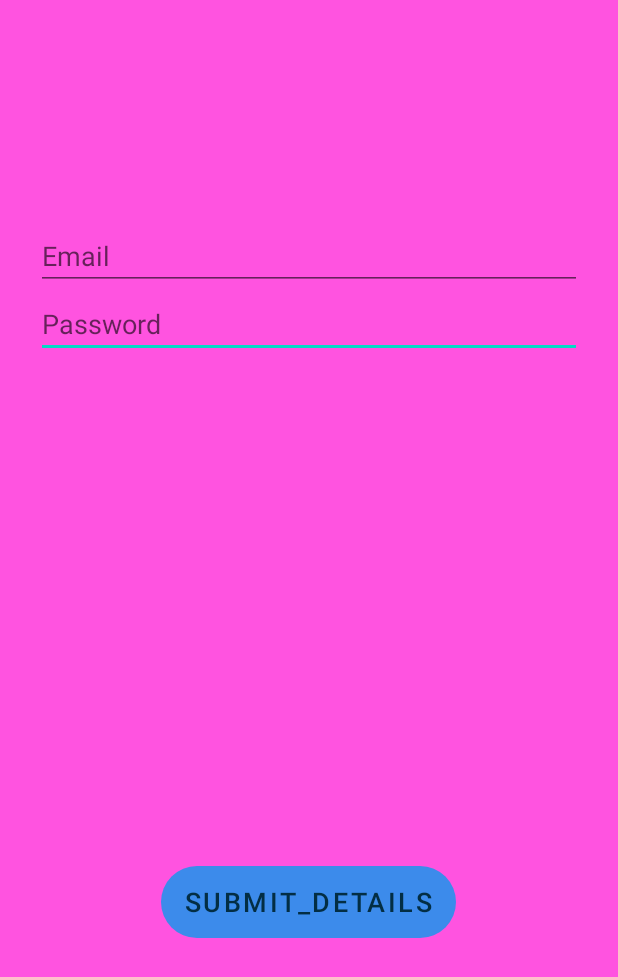
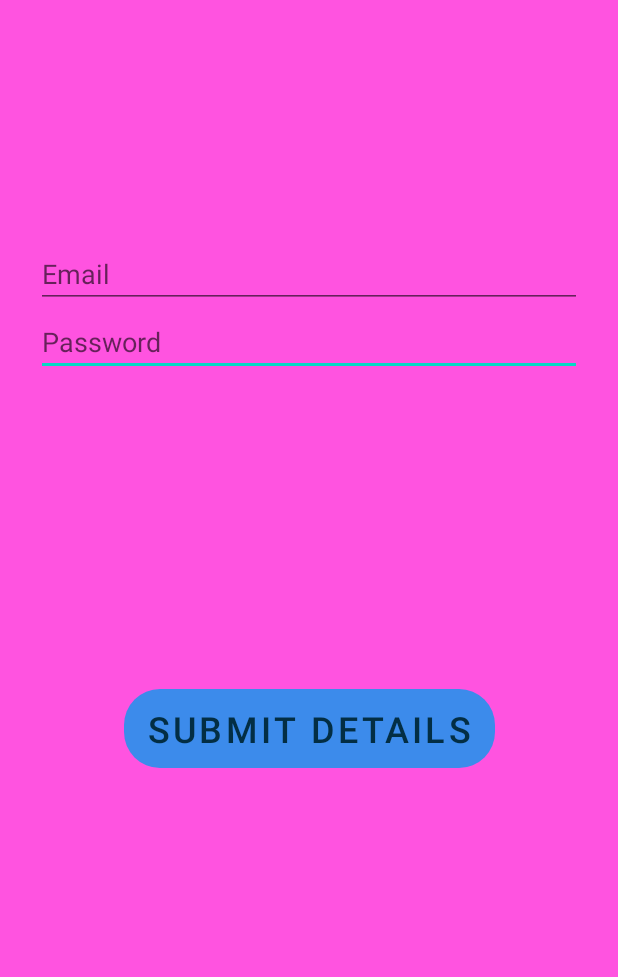
Before and after one commit to Jhenkar-KC/pando, an Android app: the RegisterActivity screen opened directly, with no data from a screen before it, on a phone screen of 412 x 824 dp. Shown: the top 977 px of the screen. Run offline under Robolectric (Android 15) with nearby library versions, the phone set to English and light mode, and no system bars; our stand-ins replace Firebase (no records; nobody signed in at launch, a user with empty details on screens opened directly).

Commit message:
Initial Commit 07

```diff
--- a/app/build.gradle
+++ b/app/build.gradle
@@ -39,14 +39,16 @@ dependencies {
     implementation 'androidx.constraintlayout:constraintlayout:2.0.4'
     implementation 'com.google.firebase:firebase-auth:21.0.1'
     implementation 'com.google.firebase:firebase-database:20.0.0'
-    testImplementation 'junit:junit:4.+'
+    testImplementation 'junit:junit:4.13.2'
     androidTestImplementation 'androidx.test.ext:junit:1.1.2'
     androidTestImplementation 'androidx.test.espresso:espresso-core:3.3.0'
     // Import the Firebase BoM
     implementation platform('com.google.firebase:firebase-bom:28.1.0')
+    implementation 'com.google.android.material:material:1.4.0-rc01'
 
     // Add the dependency for the Firebase SDK for Google Analytics
     // When using the BoM, don't specify versions in Firebase dependencies
     implementation 'com.google.firebase:firebase-analytics'
 
+
 }
--- a/app/src/main/AndroidManifest.xml
+++ b/app/src/main/AndroidManifest.xml
@@ -12,10 +12,6 @@
         android:roundIcon="@mipmap/ic_launcher_round"
         android:supportsRtl="true"
         android:theme="@style/Theme.Pando">
-        <activity
-            android:name=".AboutUsScrollingActivity"
-            android:label="@string/title_activity_about_us_scrolling"
-            android:theme="@style/Theme.Pando.NoActionBar"></activity>
         <activity android:name=".ResetPasswordActivity" />
         <activity android:name=".HomeActivity" />
         <activity
--- a/app/src/main/java/com/example/pando/DetailsActivity.java
+++ b/app/src/main/java/com/example/pando/DetailsActivity.java
@@ -32,7 +32,6 @@ public class DetailsActivity extends AppCompatActivity {
     protected void onCreate(Bundle savedInstanceState) {
         super.onCreate(savedInstanceState);
         setContentView(R.layout.activity_main_details);
-
         details_submit = (Button) findViewById(R.id.details);
         username_Button = findViewById(R.id.username);
         last_period_date_Button = findViewById(R.id.last_period_date);
--- a/app/src/main/java/com/example/pando/UserHealthInfo.java
+++ b/app/src/main/java/com/example/pando/UserHealthInfo.java
@@ -49,4 +49,5 @@ public class UserHealthInfo {
     public String getWeight() {
         return Weight;
     }
+
 }
--- a/app/src/main/res/layout/activity_main.xml
+++ b/app/src/main/res/layout/activity_main.xml
@@ -36,4 +36,5 @@
         app:layout_constraintHorizontal_bias="0.0"
         app:layout_constraintStart_toStartOf="parent"
         app:layout_constraintTop_toTopOf="parent" />
+
 </androidx.constraintlayout.widget.ConstraintLayout>
--- a/app/src/main/res/layout/activity_main_register.xml
+++ b/app/src/main/res/layout/activity_main_register.xml
@@ -6,7 +6,6 @@
     android:layout_height="match_parent"
     android:background="#FF53E0"
     tools:context=".RegisterActivity">
-
 
     <EditText
         android:id="@+id/passwordTextView"
@@ -21,24 +20,22 @@
         app:layout_constraintHorizontal_bias="1.0"
         app:layout_constraintStart_toStartOf="parent"
         app:layout_constraintTop_toBottomOf="@+id/emailTextView"
-        tools:ignore="HardcodedText"
-        android:autofillHints="" />
+       />
 
     <EditText
         android:id="@+id/emailTextView"
         android:layout_width="0dp"
         android:layout_height="wrap_content"
         android:layout_marginStart="24dp"
-        android:layout_marginTop="148dp"
+        android:layout_marginTop="160dp"
         android:layout_marginEnd="24dp"
         android:hint="@string/email"
         android:inputType="textEmailAddress"
         android:selectAllOnFocus="true"
         app:layout_constraintEnd_toEndOf="parent"
-        app:layout_constraintHorizontal_bias="0.0"
+        app:layout_constraintHorizontal_bias="1.0"
         app:layout_constraintStart_toStartOf="parent"
-        app:layout_constraintTop_toTopOf="parent"
-        android:autofillHints="" />
+        app:layout_constraintTop_toTopOf="parent" />
 
     <Button
         android:id="@+id/submit_details"
@@ -47,20 +44,17 @@
         android:layout_gravity="start"
         android:layout_marginStart="48dp"
         android:layout_marginEnd="48dp"
-        android:layout_marginBottom="68dp"
+        android:layout_marginBottom="312dp"
         android:background="@drawable/rounded_corner"
         android:enabled="true"
+        android:text="@string/submit_details"
         android:textColor="#032E44"
-        android:text="Submit_details"
-        android:textSize="18dp"
-        app:backgroundTint = "#3C8BEB"
+        android:textSize="24sp"
+        app:backgroundTint="#3C8BEB"
         app:layout_constraintBottom_toBottomOf="parent"
         app:layout_constraintEnd_toEndOf="parent"
-        app:layout_constraintHorizontal_bias="0.497"
         app:layout_constraintStart_toStartOf="parent"
-        app:layout_constraintTop_toBottomOf="@+id/emailTextView"
-        app:layout_constraintVertical_bias="0.746" />
-
-
+        app:layout_constraintTop_toBottomOf="@+id/passwordTextView"
+        app:layout_constraintVertical_bias="1.0" />
 
 </androidx.constraintlayout.widget.ConstraintLayout>
--- a/app/src/main/res/values/style.xml
+++ b/app/src/main/res/values/style.xml
@@ -1,5 +1,6 @@
 <?xml version="1.0" encoding="utf-8"?>
 <resources>
+    <style name="AppTheme" parent = "Theme.MaterialComponents.DayNight.NoActionBar">   </style>
     <style name="SplashScreenTheme" parent = "Theme.AppCompat.NoActionBar">
     <item name="android:windowBackground">@drawable/splash_screen_background</item>
     </style>
--- a/build.gradle
+++ b/build.gradle
@@ -7,6 +7,7 @@ buildscript {
     dependencies {
         classpath "com.android.tools.build:gradle:4.2.1"
         classpath 'com.google.gms:google-services:4.3.8'
+
 
         // NOTE: Do not place your application dependencies here; they belong
         // in the individual module build.gradle files
```
Also changed, not shown: app/src/main/java/com/example/pando/InformationActivity.java (+58 -7 lines), app/src/main/java/com/example/pando/MenuActivity.java (+12 -2 lines), app/src/main/res/layout/activity_main_details.xml (+8 -31 lines), app/src/main/res/layout/activity_main_information.xml (+23 -2 lines), app/src/main/res/layout/activity_main_reset_password.xml (+3 -4 lines), app/src/main/res/layout/activity_main_sign_in.xml (+7 -13 lines).
